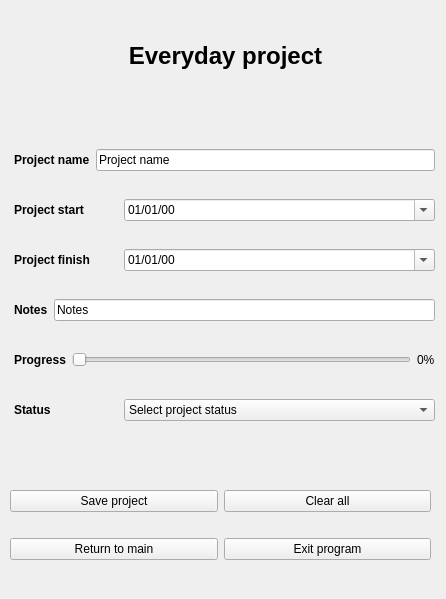
SimonJagerSwe/project_planner_1.0, file src/interface/everydayProjectEditor.ui: the form before one commit.
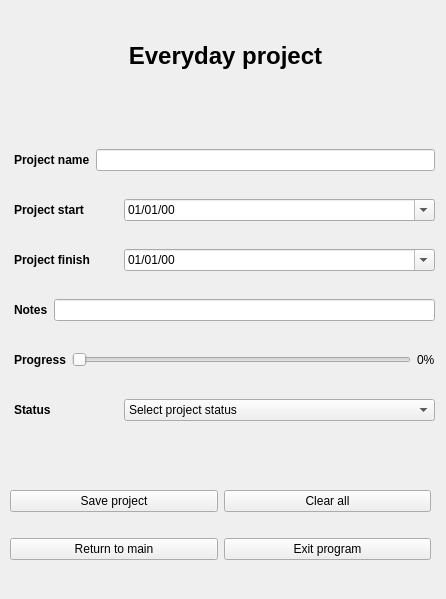
The form after the commit. Icons and pictures are not drawn.

What changed in the file:
```diff
--- a/src/interface/everydayProjectEditor.ui
+++ b/src/interface/everydayProjectEditor.ui
@@ -79,7 +79,7 @@
     <set>Qt::AlignmentFlag::AlignCenter</set>
    </property>
   </widget>
-  <widget class="QWidget" name="">
+  <widget class="QWidget" name="layoutWidget">
    <property name="geometry">
     <rect>
      <x>14</x>
@@ -88,7 +88,7 @@
      <height>321</height>
     </rect>
    </property>
-   <layout class="QGridLayout" name="gridLayout">
+   <layout class="QGridLayout" name="everydayGrid">
     <item row="0" column="0">
      <layout class="QHBoxLayout" name="everydayNameLayout">
       <item>
@@ -118,7 +118,7 @@
          </size>
         </property>
         <property name="text">
-         <string>Project name</string>
+         <string/>
         </property>
        </widget>
       </item>
@@ -239,7 +239,7 @@
          </size>
         </property>
         <property name="text">
-         <string>Notes</string>
+         <string/>
         </property>
        </widget>
       </item>
```
